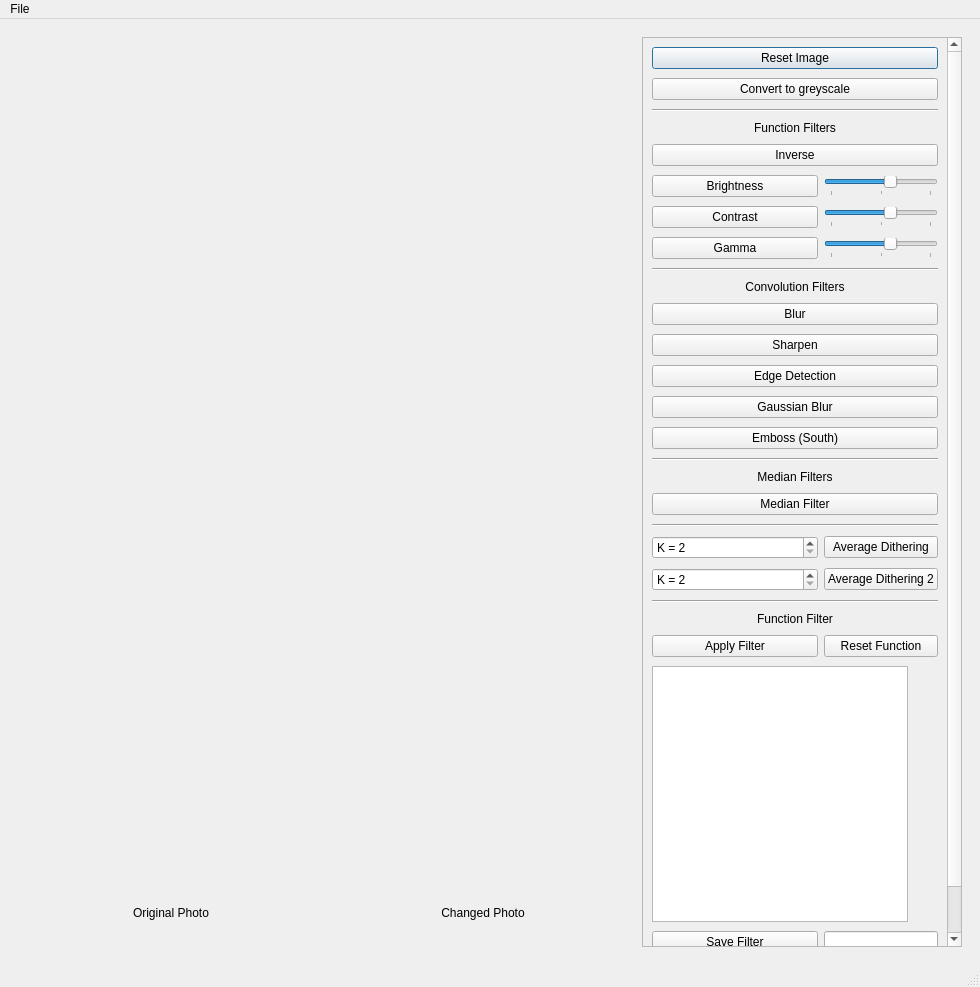
Before: the Qt Designer form photoapp.ui in mhocio/Image-Editer, drawn with Qt 5.
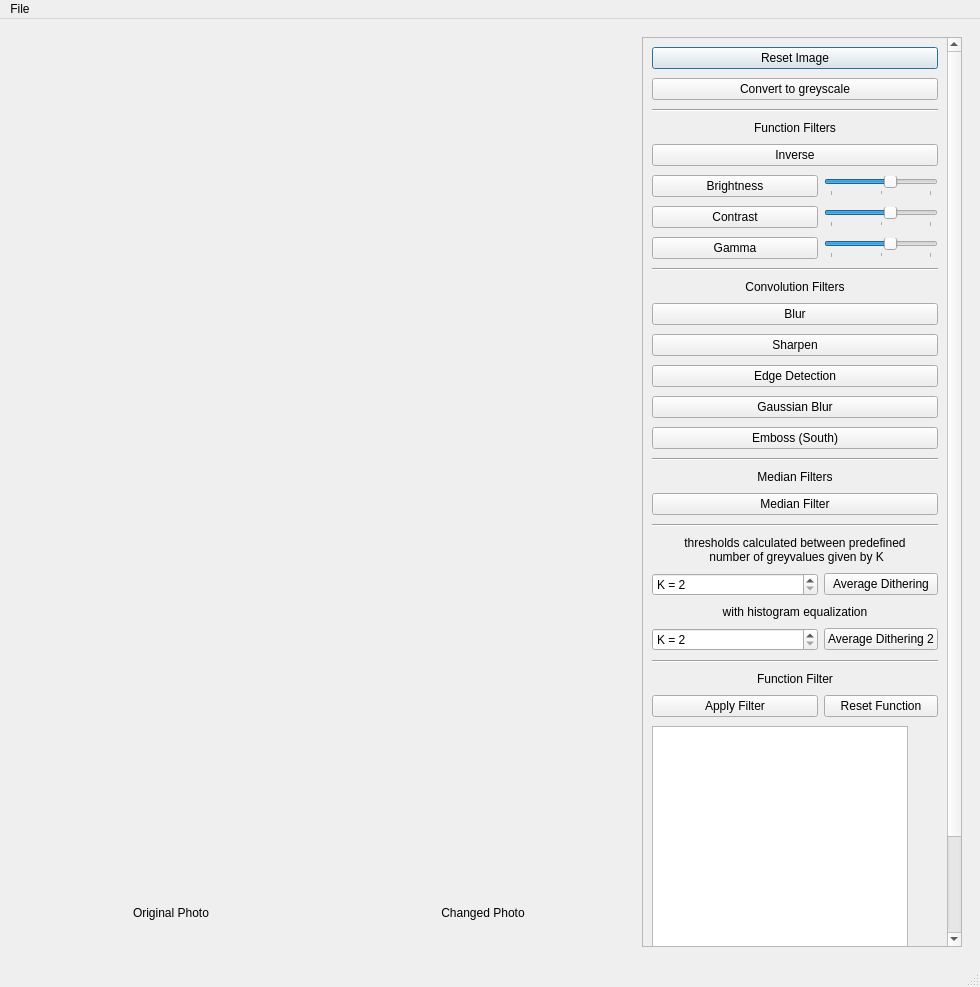
After: the same form once the commit is applied.

Commit message: Update first dithering filter to seperate channels

The edit to the form file:
```diff
--- a/photoapp.ui
+++ b/photoapp.ui
@@ -139,9 +139,9 @@
           <property name="geometry">
            <rect>
             <x>0</x>
-            <y>0</y>
-            <width>318</width>
-            <height>944</height>
+            <y>-122</y>
+            <width>303</width>
+            <height>1010</height>
            </rect>
           </property>
           <layout class="QGridLayout" name="gridLayout_2" columnstretch="1,0">
@@ -157,6 +157,25 @@
            <property name="verticalSpacing">
             <number>9</number>
            </property>
+           <item row="24" column="0">
+            <widget class="QSpinBox" name="spinBoxAverageDitheringK2">
+             <property name="suffix">
+              <string/>
+             </property>
+             <property name="prefix">
+              <string>K = </string>
+             </property>
+             <property name="minimum">
+              <number>2</number>
+             </property>
+             <property name="maximum">
+              <number>128</number>
+             </property>
+             <property name="displayIntegerBase">
+              <number>10</number>
+             </property>
+            </widget>
+           </item>
            <item row="18" column="0" colspan="2">
             <widget class="QPushButton" name="medianFilterButton">
              <property name="text">
@@ -164,14 +183,37 @@
              </property>
             </widget>
            </item>
-           <item row="20" column="1">
+           <item row="24" column="1">
+            <widget class="QPushButton" name="pushButtonDithering2">
+             <property name="text">
+              <string>Average Dithering 2</string>
+             </property>
+            </widget>
+           </item>
+           <item row="23" column="0" colspan="2">
+            <widget class="QLabel" name="label_7">
+             <property name="maximumSize">
+              <size>
+               <width>16777215</width>
+               <height>20</height>
+              </size>
+             </property>
+             <property name="text">
+              <string>with histogram equalization</string>
+             </property>
+             <property name="alignment">
+              <set>Qt::AlignCenter</set>
+             </property>
+            </widget>
+           </item>
+           <item row="22" column="1">
             <widget class="QPushButton" name="averageDitheringButton">
              <property name="text">
               <string>Average Dithering</string>
              </property>
             </widget>
            </item>
-           <item row="33" column="0" colspan="2">
+           <item row="36" column="0" colspan="2">
             <widget class="QGraphicsView" name="graphicsViewFilter">
              <property name="minimumSize">
               <size>
@@ -202,7 +244,7 @@
              </property>
             </widget>
            </item>
-           <item row="35" column="0">
+           <item row="38" column="0">
             <widget class="QPushButton" name="saveButtonFilter">
              <property name="cursor">
               <cursorShape>PointingHandCursor</cursorShape>
@@ -229,7 +271,7 @@
              </property>
             </widget>
            </item>
-           <item row="35" column="1">
+           <item row="38" column="1">
             <widget class="QLineEdit" name="lineSaveFilterName"/>
            </item>
            <item row="12" column="0" colspan="2">
@@ -252,13 +294,23 @@
              </property>
             </widget>
            </item>
-           <item row="36" column="1">
+           <item row="39" column="1">
             <widget class="QComboBox" name="FiltersComboBox">
              <property name="currentIndex">
               <number>-1</number>
              </property>
             </widget>
            </item>
+           <item row="33" column="1">
+            <widget class="QPushButton" name="resetUserFunction">
+             <property name="cursor">
+              <cursorShape>PointingHandCursor</cursorShape>
+             </property>
+             <property name="text">
+              <string>Reset Function</string>
+             </property>
+            </widget>
+           </item>
            <item row="17" column="0" colspan="2">
             <widget class="QLabel" name="label_5">
              <property name="maximumSize">
@@ -275,16 +327,6 @@
              </property>
             </widget>
            </item>
-           <item row="30" column="1">
-            <widget class="QPushButton" name="resetUserFunction">
-             <property name="cursor">
-              <cursorShape>PointingHandCursor</cursorShape>
-             </property>
-             <property name="text">
-              <string>Reset Function</string>
-             </property>
-            </widget>
-           </item>
            <item row="1" column="0" colspan="2">
             <widget class="QPushButton" name="convertToGreyScaleButton">
              <property name="text">
@@ -308,7 +350,7 @@
              </property>
             </widget>
            </item>
-           <item row="26" column="0" colspan="2">
+           <item row="29" column="0" colspan="2">
             <widget class="Line" name="line_5">
              <property name="orientation">
               <enum>Qt::Horizontal</enum>
@@ -331,8 +373,14 @@
              </property>
             </widget>
            </item>
-           <item row="27" column="0" colspan="2">
+           <item row="30" column="0" colspan="2">
             <widget class="QLabel" name="label_6">
+             <property name="maximumSize">
+              <size>
+               <width>16777215</width>
+               <height>20</height>
+              </size>
+             </property>
              <property name="text">
               <string>Function Filter</string>
              </property>
@@ -443,7 +491,7 @@
              </property>
             </widget>
            </item>
-           <item row="36" column="0">
+           <item row="39" column="0">
             <widget class="QPushButton" name="loadFilterButton">
              <property name="cursor">
               <cursorShape>PointingHandCursor</cursorShape>
@@ -484,7 +532,7 @@
              </property>
             </widget>
            </item>
-           <item row="30" column="0">
+           <item row="33" column="0">
             <widget class="QPushButton" name="applyUserFilterButton">
              <property name="cursor">
               <cursorShape>PointingHandCursor</cursorShape>
@@ -563,7 +611,7 @@
              </property>
             </widget>
            </item>
-           <item row="20" column="0">
+           <item row="22" column="0">
             <widget class="QSpinBox" name="spinBoxAverageDitheringK">
              <property name="suffix">
               <string/>
@@ -588,29 +636,26 @@
              </property>
             </widget>
            </item>
-           <item row="21" column="1">
-            <widget class="QPushButton" name="pushButtonDithering2">
+           <item row="20" column="0" rowspan="2" colspan="2">
+            <widget class="QLabel" name="label_8">
+             <property name="sizePolicy">
+              <sizepolicy hsizetype="Preferred" vsizetype="Minimum">
+               <horstretch>0</horstretch>
+               <verstretch>0</verstretch>
+              </sizepolicy>
+             </property>
+             <property name="maximumSize">
+              <size>
+               <width>16777215</width>
+               <height>60</height>
+              </size>
+             </property>
              <property name="text">
-              <string>Average Dithering 2</string>
+              <string>thresholds calculated between predefined 
+ number of greyvalues given by K</string>
              </property>
-            </widget>
-           </item>
-           <item row="21" column="0">
-            <widget class="QSpinBox" name="spinBoxAverageDitheringK2">
-             <property name="suffix">
-              <string/>
-             </property>
-             <property name="prefix">
-              <string>K = </string>
-             </property>
-             <property name="minimum">
-              <number>2</number>
-             </property>
-             <property name="maximum">
-              <number>128</number>
-             </property>
-             <property name="displayIntegerBase">
-              <number>10</number>
+             <property name="alignment">
+              <set>Qt::AlignCenter</set>
              </property>
             </widget>
            </item>
```
The commit also changes 1 other file.
